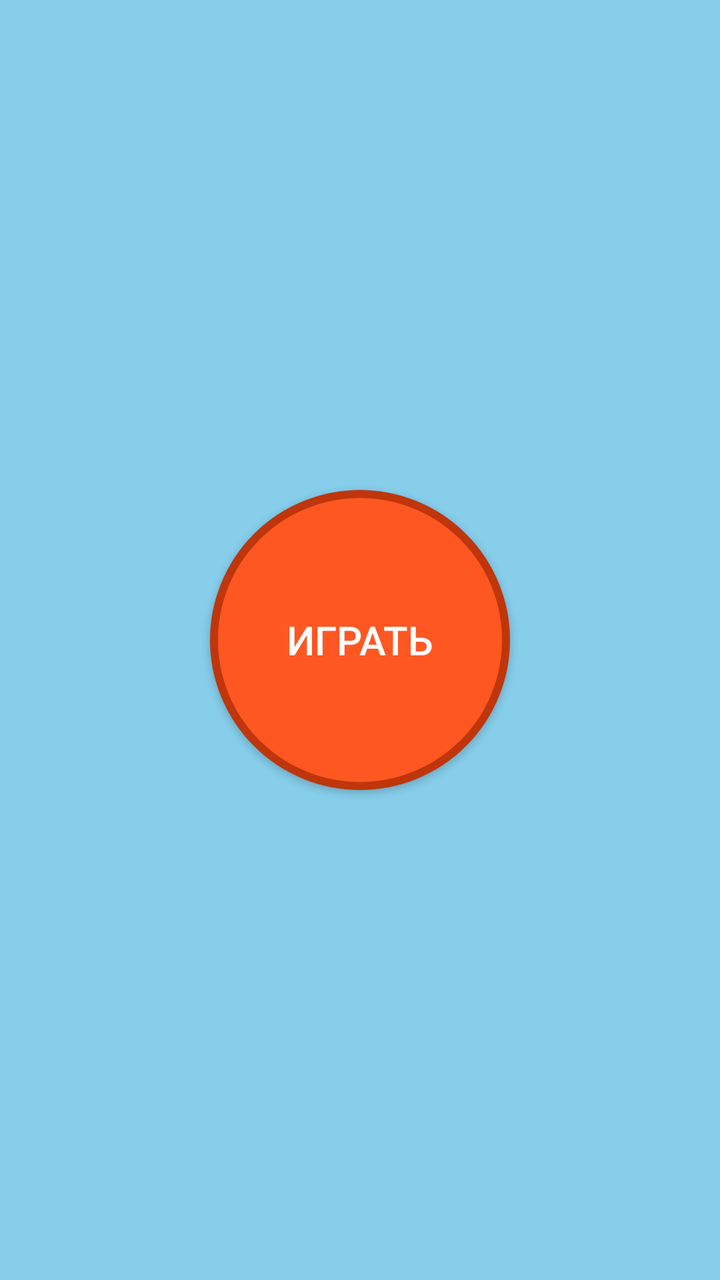
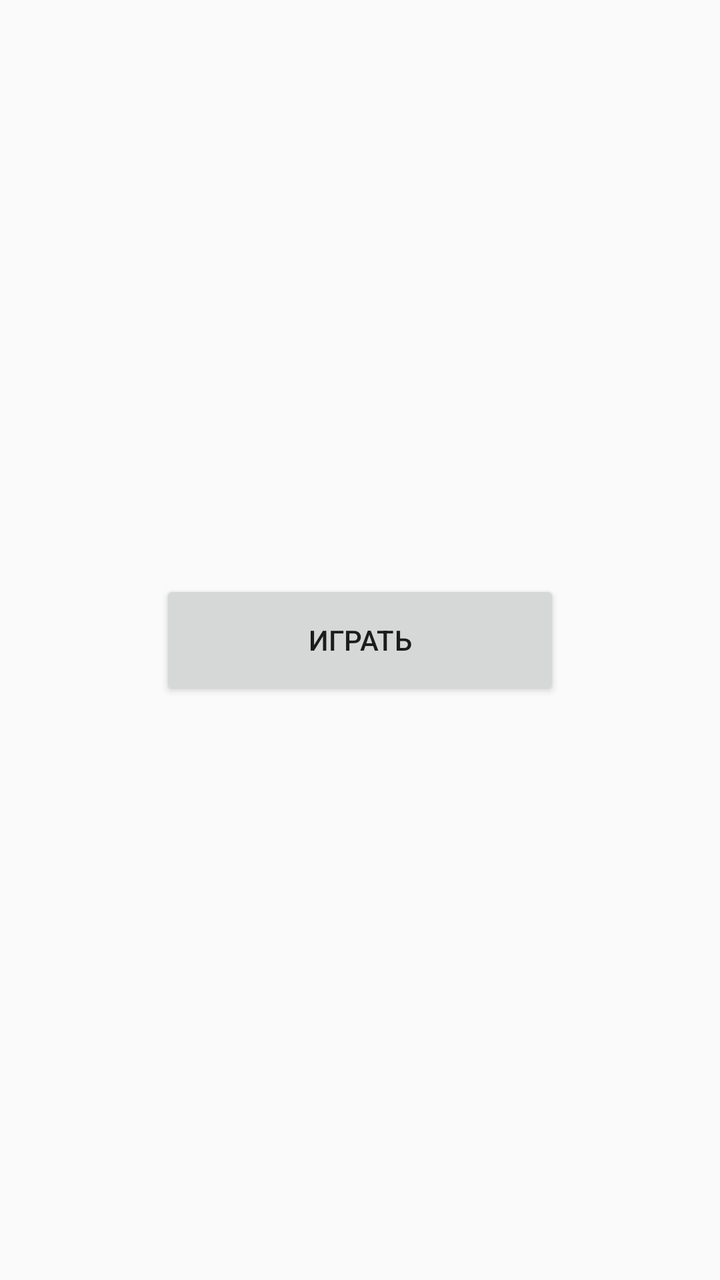

Compare the two renders of this Android layout. The source of the first and the diff that turns it into the second are given below.
<!-- AndroidManifest.xml: application theme Theme.AppCompat.Light.NoActionBar -->
<!-- res/layout/activity_main.xml -->
<?xml version="1.0" encoding="utf-8"?>
<RelativeLayout xmlns:android="http://schemas.android.com/apk/res/android"
    android:layout_width="match_parent"
    android:layout_height="match_parent"
    android:background="#87CEEB">  

    
    <Button
        android:id="@+id/btnPlay"
        android:layout_width="150dp"
        android:layout_height="150dp"
        android:text="Играть"
        android:textSize="20sp"
        android:textColor="#FFFFFF"
        android:background="@drawable/round_button"
        android:layout_centerInParent="true"/>
</RelativeLayout>
<!-- resources referenced by this layout -->
<resources>
  <!-- drawable round_button (drawable) -->
  <?xml version="1.0" encoding="utf-8"?>
  <shape xmlns:android="http://schemas.android.com/apk/res/android"
      android:shape="oval">
      <solid android:color="#FF5722"/>          
      <stroke android:width="4dp" android:color="#BF360C"/> 
  </shape>
</resources>

<!-- the commit's change to res/layout/activity_main.xml (unified diff, before → after) -->
@@ -1,17 +1,12 @@
 <?xml version="1.0" encoding="utf-8"?>
 <RelativeLayout xmlns:android="http://schemas.android.com/apk/res/android"
     android:layout_width="match_parent"
-    android:layout_height="match_parent"
-    android:background="#87CEEB">  
+    android:layout_height="match_parent">
 
-    
     <Button
-        android:id="@+id/btnPlay"
-        android:layout_width="150dp"
-        android:layout_height="150dp"
+        android:id="@+id/playButton"
+        android:layout_width="200dp"
+        android:layout_height="60dp"
         android:text="Играть"
-        android:textSize="20sp"
-        android:textColor="#FFFFFF"
-        android:background="@drawable/round_button"
         android:layout_centerInParent="true"/>
 </RelativeLayout>
<!-- resource entries referenced after the edit -->
@@ -1,11 +1,5 @@
 <!-- resources referenced by this layout -->
 <resources>
-  <!-- drawable round_button (drawable) -->
-  <?xml version="1.0" encoding="utf-8"?>
-  <shape xmlns:android="http://schemas.android.com/apk/res/android"
-      android:shape="oval">
-      <solid android:color="#FF5722"/>          
-      <stroke android:width="4dp" android:color="#BF360C"/> 
-  </shape>
+
 </resources>
 
